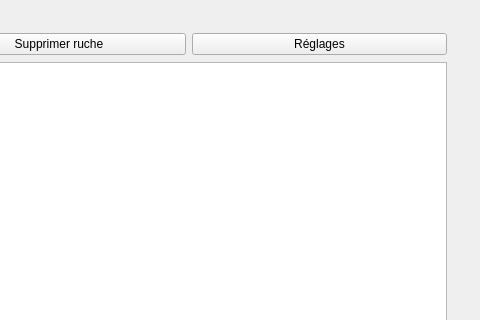
Before: the Qt Designer form Projet/beehoneyt/ihm.ui in ZaYFix/dev, drawn with Qt 5; both pictures show x 720 to 1200 and y 0 to 320 of the 1200 by 600 pixel window.
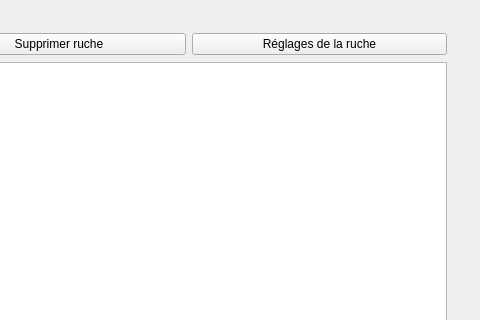
After: the same form once the commit is applied. Icons and pictures are not drawn.

Patch:
```diff
--- a/Projet/beehoneyt/ihm.ui
+++ b/Projet/beehoneyt/ihm.ui
@@ -224,7 +224,7 @@
              <item>
               <widget class="QPushButton" name="pushButton_reglage">
                <property name="text">
-                <string>Réglages</string>
+                <string>Réglages de la ruche</string>
                </property>
               </widget>
              </item>
```
Left out of the diff: 6 changed lines with no effect on the pictures.
